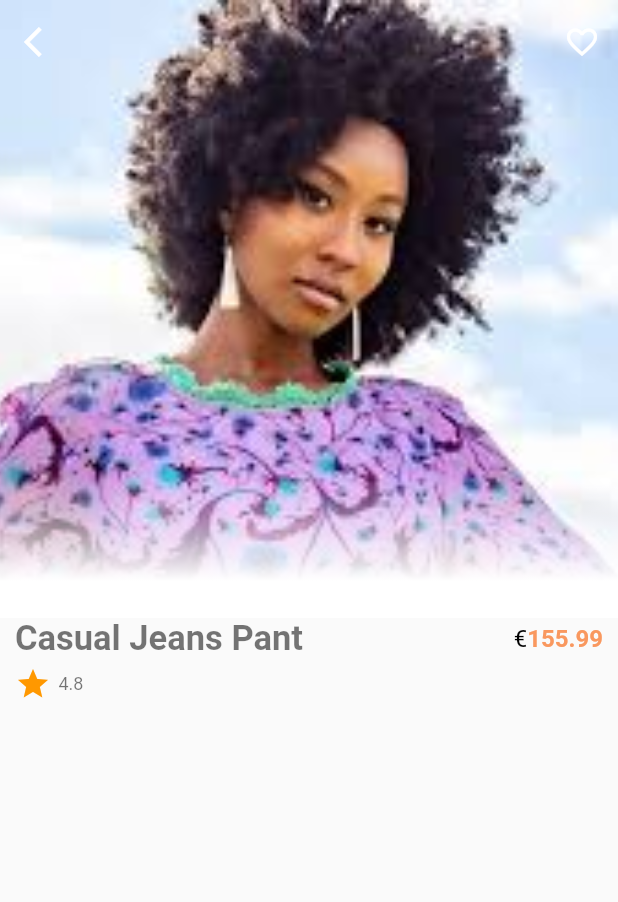
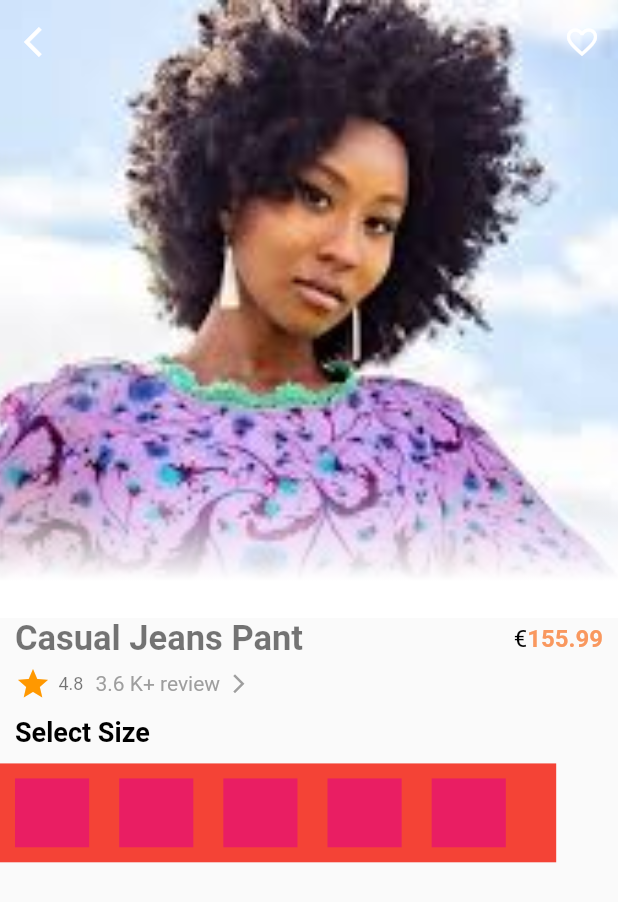
Before and after one commit to nurlanabdyrakhman/trendy_fashin, a Flutter app: the screen it shows after launch, after a tap on "Casual Jeans Pant", on a phone screen of 412 x 824 dp. Shown: the top 902 px of the screen. Run offline on Flutter 3.47's test engine with Material 2 defaults, Android fonts, the light colour scheme and no system bars; our stand-ins replace animate_do, line_icons; missing offline and left inert: bottom_bar_matu; Roboto replaces fonts that are missing (AlegreyaSans).

Commit message:
Bedenleri yapıyorum M L

```diff
--- a/lib/screen/detail.dart
+++ b/lib/screen/detail.dart
@@ -29,6 +29,7 @@ class _DetailsState extends State<Details> {
         width: size.width,
         height: size.height,
         child: Column(
+          crossAxisAlignment: CrossAxisAlignment.start,
           children: [
             SizedBox(
               width: size.width,
@@ -96,17 +97,34 @@ class _DetailsState extends State<Details> {
                       Row(
                         children: [
                           Row(
-                            children:  [
-                              Icon(
+                            children: [
+                              const Icon(
                                 Icons.star,
                                 color: Colors.orange,
                               ),
-                              SizedBox(
+                              const SizedBox(
                                 width: 5,
                               ),
-                            Text(current.star.toString(),
-                            style: textTheme.bodySmall,
-                            ),
+                              Text(
+                                current.star.toString(),
+                                style: textTheme.bodySmall,
+                              ),
+                              const SizedBox(
+                                width: 8,
+                              ),
+                              Text(
+                                '${current.review} K+ review',
+                                style: textTheme.headlineMedium
+                                    ?.copyWith(color: Colors.grey),
+                              ),
+                              const SizedBox(
+                                width: 5,
+                              ),
+                              const Icon(
+                                Icons.arrow_forward_ios_sharp,
+                                color: Colors.grey,
+                                size: 15,
+                              ),
                             ],
                           ),
                         ],
@@ -115,6 +133,38 @@ class _DetailsState extends State<Details> {
                   ),
                 ),
               ),
+            ),
+            FadeInUp(
+              delay: const Duration(milliseconds: 400),
+              child: const Padding(
+                padding: EdgeInsets.only(left: 10, top: 10, bottom: 10),
+                child: Text(
+                  'Select Size',
+                  style: TextStyle(
+                    color: Colors.black,
+                    fontWeight: FontWeight.bold,
+                    fontSize: 18,
+                  ),
+                ),
+              ),
+            ),
+            Container(
+              width: size.width * 0.9,
+              height: size.height * 0.08,
+              color: Colors.red,
+              child: ListView.builder(
+                scrollDirection: Axis.horizontal,
+                itemCount: sizes.length,
+                itemBuilder: (context, index) {
+                return AnimatedContainer(
+                  margin: const EdgeInsets.all(10),
+                  duration: const Duration(milliseconds: 200),
+               width: size.width*0.12,
+               decoration: BoxDecoration(
+                color: Colors.pink
+               ),
+                );
+              },),
             ),
           ],
         ),
```
